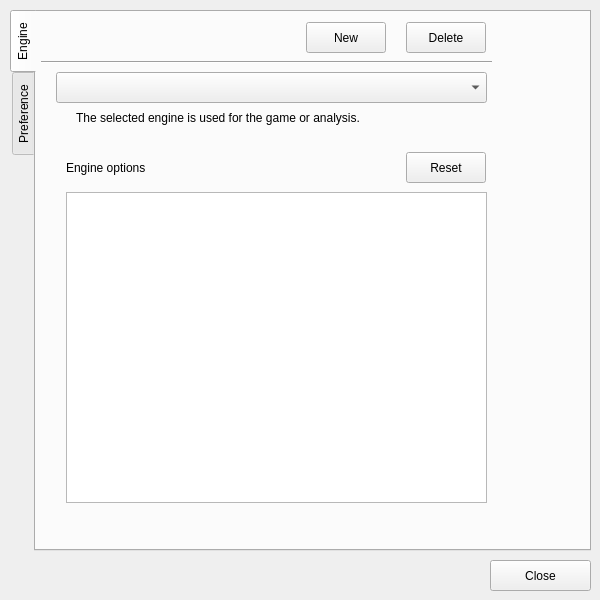
Before: the Qt Designer form forms/settingsdialog.ui in shogimaru/shogimaru, drawn with Qt 5.
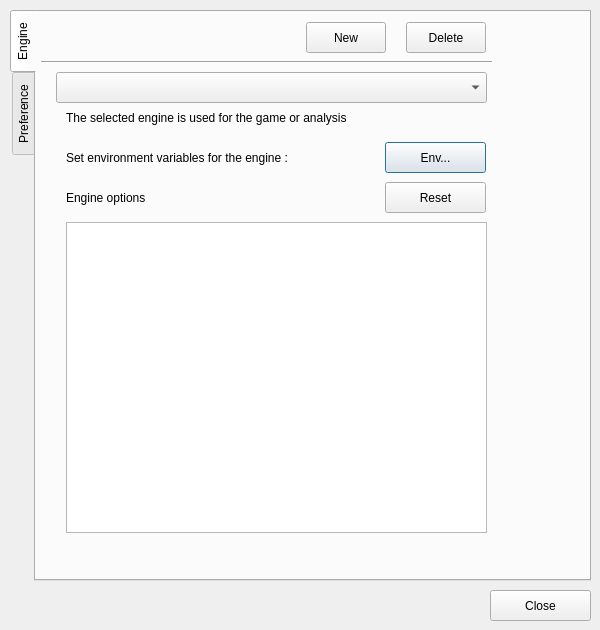
After: the same form once the commit is applied.

Commit message: add environment variables dialog.

```diff
--- a/forms/settingsdialog.ui
+++ b/forms/settingsdialog.ui
@@ -7,7 +7,7 @@
     <x>0</x>
     <y>0</y>
     <width>600</width>
-    <height>600</height>
+    <height>630</height>
    </rect>
   </property>
   <property name="windowTitle">
@@ -19,7 +19,7 @@
      <x>10</x>
      <y>10</y>
      <width>581</width>
-     <height>541</height>
+     <height>571</height>
     </rect>
    </property>
    <property name="tabPosition">
@@ -97,7 +97,7 @@
      <property name="geometry">
       <rect>
        <x>30</x>
-       <y>180</y>
+       <y>210</y>
        <width>421</width>
        <height>311</height>
       </rect>
@@ -107,7 +107,7 @@
      <property name="geometry">
       <rect>
        <x>30</x>
-       <y>140</y>
+       <y>170</y>
        <width>181</width>
        <height>31</height>
       </rect>
@@ -119,9 +119,9 @@
     <widget class="QPushButton" name="resetEngineOptButton">
      <property name="geometry">
       <rect>
-       <x>370</x>
-       <y>140</y>
-       <width>80</width>
+       <x>349</x>
+       <y>170</y>
+       <width>101</width>
        <height>31</height>
       </rect>
      </property>
@@ -135,26 +135,21 @@
     <widget class="QLabel" name="labelComplement">
      <property name="geometry">
       <rect>
-       <x>40</x>
+       <x>30</x>
        <y>90</y>
        <width>411</width>
        <height>31</height>
       </rect>
      </property>
-     <property name="font">
-      <font>
-       <pointsize>9</pointsize>
-      </font>
-     </property>
      <property name="text">
-      <string>The selected engine is used for the game or analysis.</string>
+      <string>The selected engine is used for the game or analysis</string>
      </property>
     </widget>
     <widget class="QLabel" name="labelEngineOptInfo">
      <property name="geometry">
       <rect>
        <x>40</x>
-       <y>490</y>
+       <y>520</y>
        <width>411</width>
        <height>41</height>
       </rect>
@@ -168,6 +163,32 @@
       <string/>
      </property>
     </widget>
+    <widget class="QPushButton" name="envButton">
+     <property name="geometry">
+      <rect>
+       <x>349</x>
+       <y>130</y>
+       <width>101</width>
+       <height>31</height>
+      </rect>
+     </property>
+     <property name="text">
+      <string>Env...</string>
+     </property>
+    </widget>
+    <widget class="QLabel" name="labelEnvironment">
+     <property name="geometry">
+      <rect>
+       <x>30</x>
+       <y>130</y>
+       <width>331</width>
+       <height>31</height>
+      </rect>
+     </property>
+     <property name="text">
+      <string>Set environment variables for the engine :</string>
+     </property>
+    </widget>
    </widget>
    <widget class="QWidget" name="tabPreference">
     <attribute name="title">
@@ -253,7 +274,7 @@
    <property name="geometry">
     <rect>
      <x>490</x>
-     <y>560</y>
+     <y>590</y>
      <width>101</width>
      <height>31</height>
     </rect>
```
Left out of the diff: 16 changed lines with no effect on the pictures. The commit also changes 20 other files.
